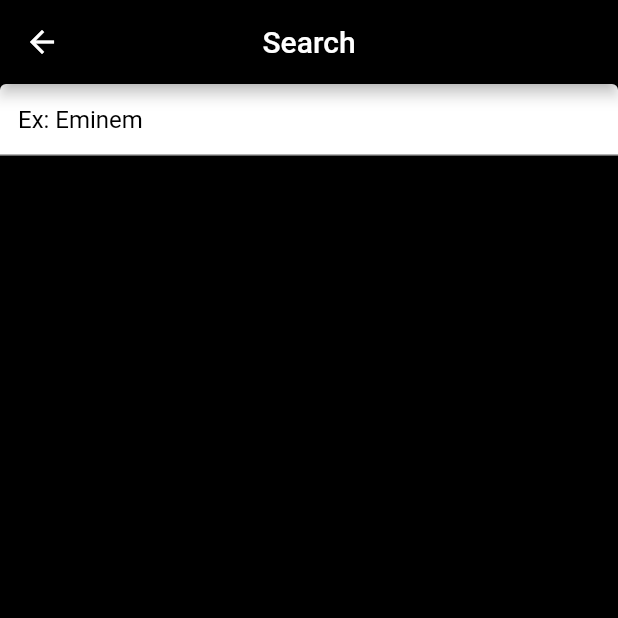
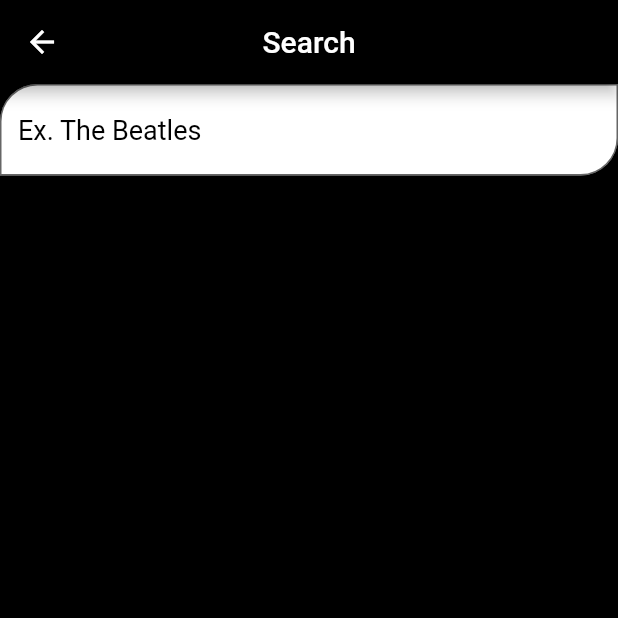
Before and after one commit to Travis40508/lyrics_buddy, a Flutter app: the SongsScreen screen opened by its route, after a tap on the "search" icon, on a phone screen of 412 x 824 dp, the top half of it. Run offline on Flutter 3.47's test engine with Material 2 defaults, Android fonts, the phone set to English and light mode, and no system bars; our stand-ins replace rxdart, shared_preferences; accounts and stored records are empty; network calls fail.

Commit message:
Search screen finished

```diff
--- a/lib/ui/search/search_screen.dart
+++ b/lib/ui/search/search_screen.dart
@@ -1,6 +1,8 @@
 import 'package:flutter/material.dart';
 import 'package:lyrics_buddy/models/state/song_library.dart';
+import 'package:lyrics_buddy/ui/lyrics/lyrics_screen.dart';
 import 'package:lyrics_buddy/ui/widgets/song_card.dart';
+import 'package:lyrics_buddy/utils/constants.dart';
 import 'package:provider/provider.dart';
 
 class SearchScreen extends StatefulWidget {
@@ -17,7 +19,7 @@ class _SearchScreenState extends State<SearchScreen> {
         centerTitle: true,
         backgroundColor: Theme.of(context).primaryColor,
         title: Text(
-          'Search',
+          Constants.searchScreenName,
           style: TextStyle(
             color: Theme.of(context).accentColor
           ),
@@ -26,11 +28,19 @@ class _SearchScreenState extends State<SearchScreen> {
       body: Column(
         children: <Widget>[
           TextField(
+            style: TextStyle(
+              fontSize: 18.0
+            ),
+            maxLength: 20,
+            maxLines: 1,
             cursorColor: Theme.of(context).accentColor,
             decoration: InputDecoration(
+              border: OutlineInputBorder(
+                borderRadius: BorderRadius.only(topLeft: Radius.circular(Constants.borderRadius), bottomRight: Radius.circular(Constants.borderRadius))
+              ),
               fillColor: Theme.of(context).accentColor,
               filled: true,
-              hintText: 'Ex: Eminem',
+              hintText: Constants.searchHint,
               hintStyle: TextStyle(
                 color: Theme.of(context).primaryColor
               )
@@ -46,7 +56,16 @@ class _SearchScreenState extends State<SearchScreen> {
                   itemBuilder: (context, index) {
                     final song = songLibrary.searchResults[index];
 
-                    return SongCard(song);
+                    return InkWell(
+                      child: SongCard(song),
+                      onTap: () {
+                        songLibrary.fetchSongLyrics(song);
+                        Navigator.push(context, MaterialPageRoute(builder: (context) => ChangeNotifierProvider.value(
+                          value: songLibrary,
+                          child: LyricsScreen(),
+                        )));
+                      },
+                    );
                   },
                 ),
               );
--- a/lib/ui/widgets/song_card.dart
+++ b/lib/ui/widgets/song_card.dart
@@ -1,6 +1,7 @@
 import 'package:cached_network_image/cached_network_image.dart';
 import 'package:flutter/material.dart';
 import 'package:lyrics_buddy/models/song.dart';
+import 'package:lyrics_buddy/utils/constants.dart';
 
 class SongCard extends StatelessWidget {
 
@@ -24,6 +25,10 @@ class SongCard extends StatelessWidget {
                   Expanded(
                     child: Hero(
                       tag: '${_song.artistName}${_song.title}',
+                      child: ClipRRect(
+                        borderRadius: BorderRadius.only(
+                          bottomLeft: Radius.circular(25.0),
+                        ),
                         child: Image(
                           fit: BoxFit.cover,
                           image: CachedNetworkImageProvider(
@@ -32,13 +37,19 @@ class SongCard extends StatelessWidget {
                         ),
                       ),
                     ),
+                  ),
                   Expanded(
                     child: Hero(
                       tag: '${_song.title}${_song.artistName} ',
+                      child: ClipRRect(
+                        borderRadius: BorderRadius.only(
+                          topRight: Radius.circular(Constants.borderRadius),
+                        ),
                         child: Image(
                           fit: BoxFit.cover,
                           image: CachedNetworkImageProvider(
                               _song.albumImage
+                          ),
                         ),
                       ),
                     ),
--- a/lib/utils/constants.dart
+++ b/lib/utils/constants.dart
@@ -1,6 +1,7 @@
 
 class Constants {
   static const appTitle = 'Lyrics Buddy';
+  static const borderRadius = 25.0;
 
   //Songs Screen
   static const allSongsScreenName = 'All Songs';
@@ -14,4 +15,8 @@ class Constants {
   static const fontSizeLabel = 'Font Size';
   static const minFontSize = 8.0;
   static const maxFontSize = 72.0;
+
+  //Search Screen
+  static const searchScreenName = 'Search';
+  static const searchHint = 'Ex. The Beatles';
 }
```
Lines whose indentation alone changed are shown as unchanged.
